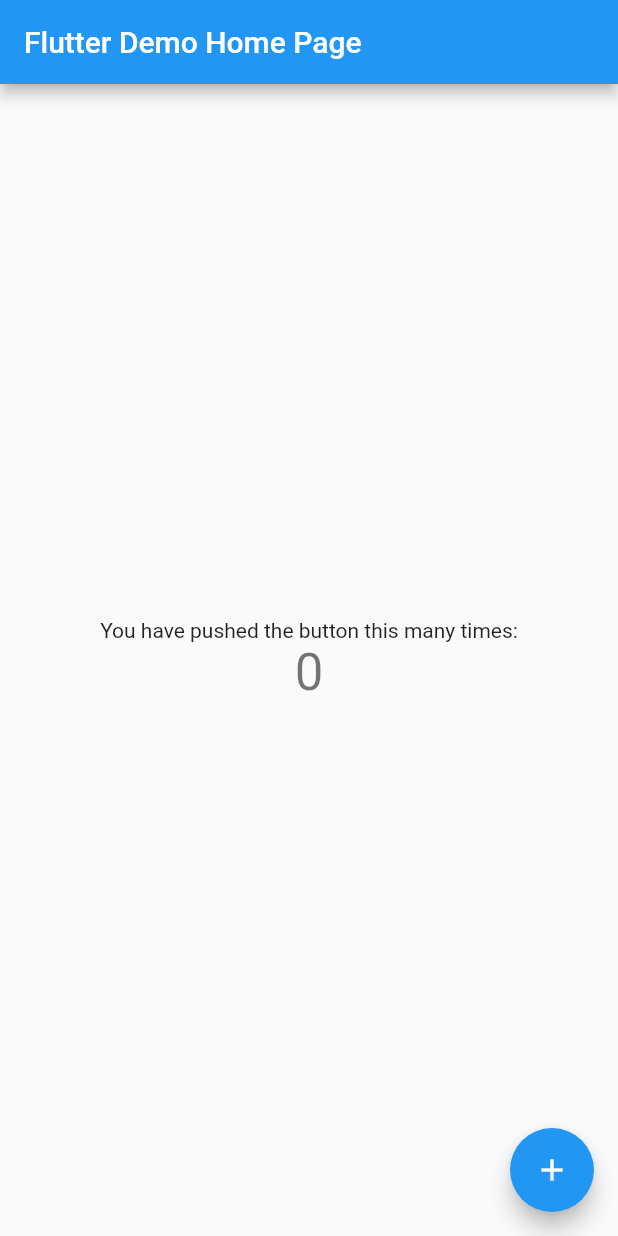
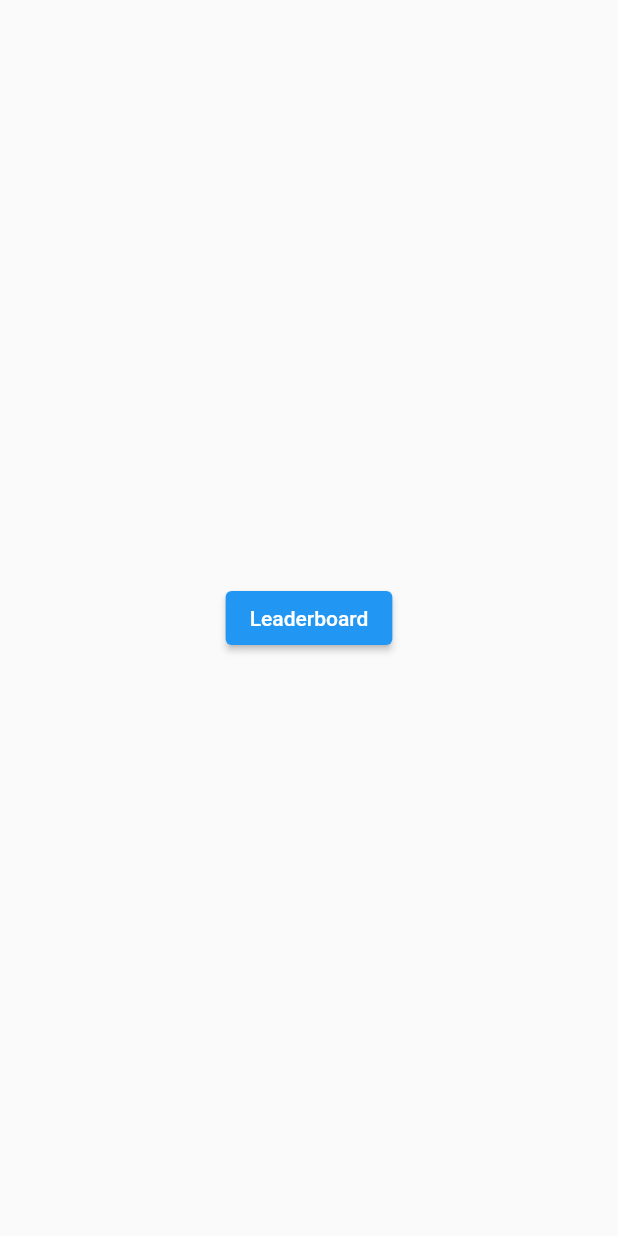
Before and after one commit to lukepighetti/edsm, a Flutter app: the screen it shows after launch, on a phone screen of 412 x 824 dp. Run offline on Flutter 3.47's test engine with Material 2 defaults, Android fonts, the phone set to English and light mode, and no system bars.

Commit message:
mobile: create leaderboard screen

```diff
--- a/mobile/lib/main.dart
+++ b/mobile/lib/main.dart
@@ -1,4 +1,5 @@
 import 'package:flutter/material.dart';
+import 'package:mobile/routes/home_route.dart';
 
 void main() {
   runApp(const MyApp());
@@ -7,109 +8,14 @@ void main() {
 class MyApp extends StatelessWidget {
   const MyApp({super.key});
 
-  // This widget is the root of your application.
   @override
   Widget build(BuildContext context) {
     return MaterialApp(
       title: 'Flutter Demo',
       theme: ThemeData(
-        // This is the theme of your application.
-        //
-        // Try running your application with "flutter run". You'll see the
-        // application has a blue toolbar. Then, without quitting the app, try
-        // changing the primarySwatch below to Colors.green and then invoke
-        // "hot reload" (press "r" in the console where you ran "flutter run",
-        // or simply save your changes to "hot reload" in a Flutter IDE).
-        // Notice that the counter didn't reset back to zero; the application
-        // is not restarted.
         primarySwatch: Colors.blue,
       ),
-      home: const MyHomePage(title: 'Flutter Demo Home Page'),
+      home: const HomeRoute(),
     );
   }
 }
-
-class MyHomePage extends StatefulWidget {
-  const MyHomePage({super.key, required this.title});
-
-  // This widget is the home page of your application. It is stateful, meaning
-  // that it has a State object (defined below) that contains fields that affect
-  // how it looks.
-
-  // This class is the configuration for the state. It holds the values (in this
-  // case the title) provided by the parent (in this case the App widget) and
-  // used by the build method of the State. Fields in a Widget subclass are
-  // always marked "final".
-
-  final String title;
-
-  @override
-  State<MyHomePage> createState() => _MyHomePageState();
-}
-
-class _MyHomePageState extends State<MyHomePage> {
-  int _counter = 0;
-
-  void _incrementCounter() {
-    setState(() {
-      // This call to setState tells the Flutter framework that something has
-      // changed in this State, which causes it to rerun the build method below
-      // so that the display can reflect the updated values. If we changed
-      // _counter without calling setState(), then the build method would not be
-      // called again, and so nothing would appear to happen.
-      _counter++;
-    });
-  }
-
-  @override
-  Widget build(BuildContext context) {
-    // This method is rerun every time setState is called, for instance as done
-    // by the _incrementCounter method above.
-    //
-    // The Flutter framework has been optimized to make rerunning build methods
-    // fast, so that you can just rebuild anything that needs updating rather
-    // than having to individually change instances of widgets.
-    return Scaffold(
-      appBar: AppBar(
-        // Here we take the value from the MyHomePage object that was created by
-        // the App.build method, and use it to set our appbar title.
-        title: Text(widget.title),
-      ),
-      body: Center(
-        // Center is a layout widget. It takes a single child and positions it
-        // in the middle of the parent.
-        child: Column(
-          // Column is also a layout widget. It takes a list of children and
-          // arranges them vertically. By default, it sizes itself to fit its
-          // children horizontally, and tries to be as tall as its parent.
-          //
-          // Invoke "debug painting" (press "p" in the console, choose the
-          // "Toggle Debug Paint" action from the Flutter Inspector in Android
-          // Studio, or the "Toggle Debug Paint" command in Visual Studio Code)
-          // to see the wireframe for each widget.
-          //
-          // Column has various properties to control how it sizes itself and
-          // how it positions its children. Here we use mainAxisAlignment to
-          // center the children vertically; the main axis here is the vertical
-          // axis because Columns are vertical (the cross axis would be
-          // horizontal).
-          mainAxisAlignment: MainAxisAlignment.center,
-          children: <Widget>[
-            const Text(
-              'You have pushed the button this many times:',
-            ),
-            Text(
-              '$_counter',
-              style: Theme.of(context).textTheme.headline4,
-            ),
-          ],
-        ),
-      ),
-      floatingActionButton: FloatingActionButton(
-        onPressed: _incrementCounter,
-        tooltip: 'Increment',
-        child: const Icon(Icons.add),
-      ), // This trailing comma makes auto-formatting nicer for build methods.
-    );
-  }
-}
--- /dev/null
+++ b/mobile/lib/routes/home_route.dart
@@ -0,0 +1,30 @@
+import 'package:flutter/material.dart';
+import 'package:mobile/routes/leaderboard_route.dart';
+
+class HomeRoute extends StatefulWidget {
+  const HomeRoute({super.key});
+
+  @override
+  State<HomeRoute> createState() => _HomeRouteState();
+}
+
+class _HomeRouteState extends State<HomeRoute> {
+  @override
+  Widget build(BuildContext context) {
+    return Scaffold(
+      body: Center(
+        child: Column(
+          mainAxisSize: MainAxisSize.min,
+          children: [
+            ElevatedButton(
+              onPressed: () {
+                LeaderboardRoute.show(context);
+              },
+              child: const Text('Leaderboard'),
+            )
+          ],
+        ),
+      ),
+    );
+  }
+}
```
Also changed, not shown: mobile/lib/client.dart (added, +63 -0 lines), mobile/lib/routes/leaderboard_route.dart (added, +70 -0 lines), mobile/pubspec.yaml (+5 -71 lines), mobile/pubspec.lock, 12 other files.
